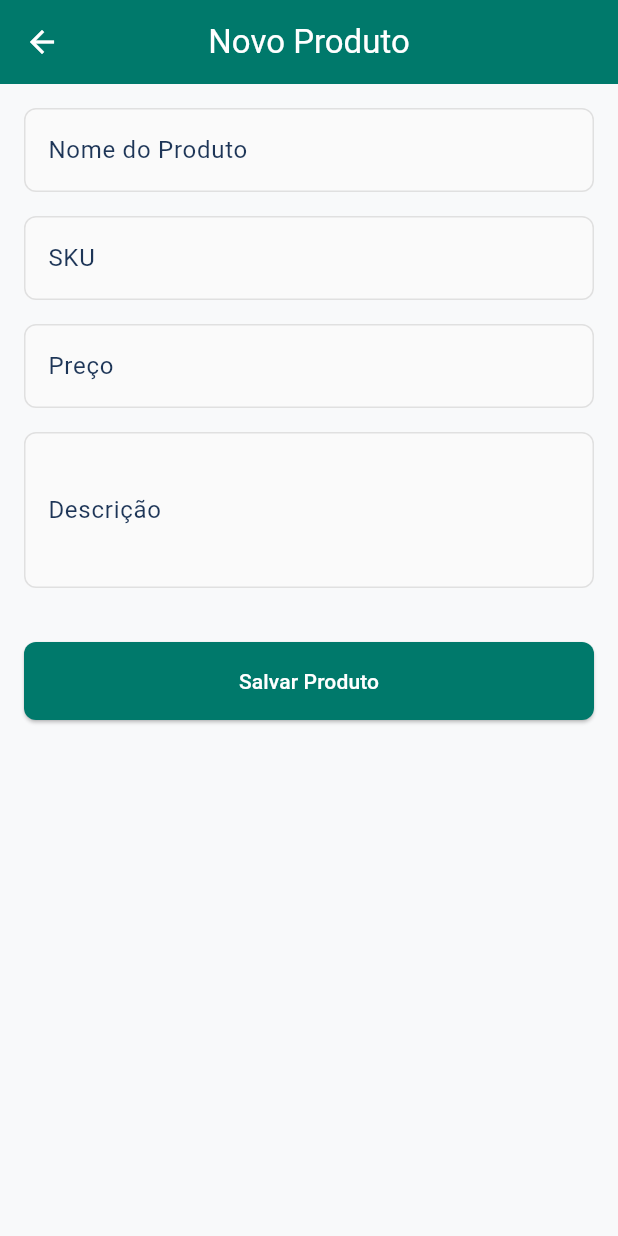
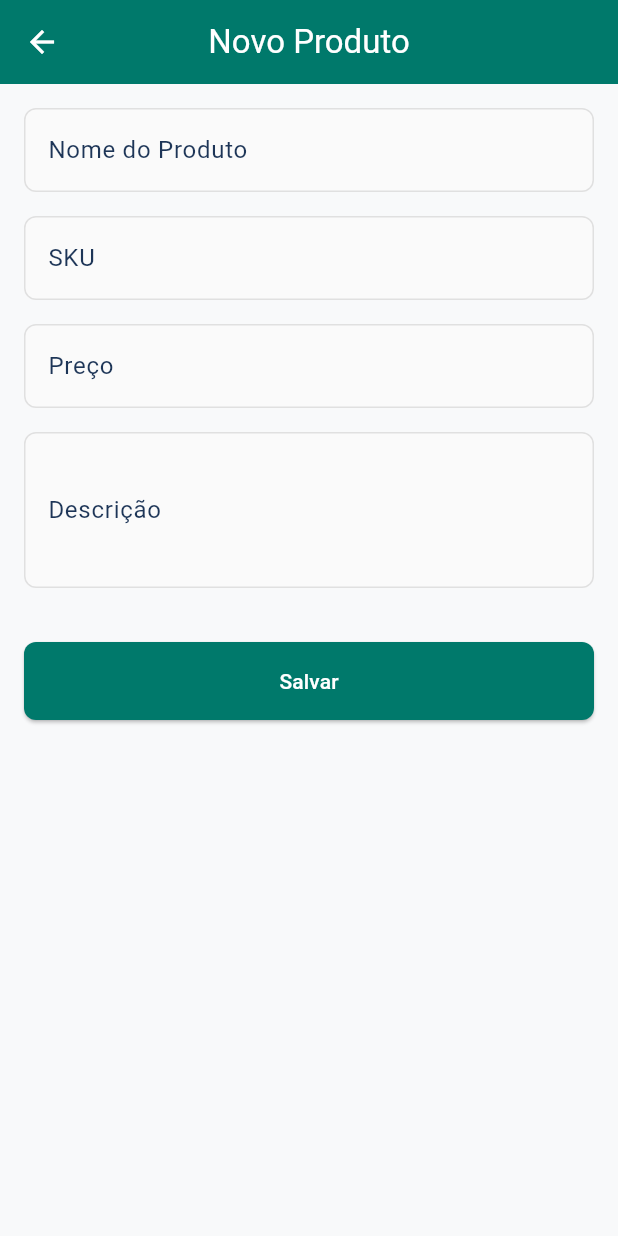
Before and after one commit to WesleyWaterkemper/estosimple-app, a Flutter app: the screen it shows after launch, after a tap on the "add" icon, on a phone screen of 412 x 824 dp. Run offline on Flutter 3.47's test engine with Material 3 defaults, Android fonts, the phone set to English and light mode, and no system bars; our stand-ins replace dio, go_router; network calls fail.

Commit message:
refactor: remove unused HomePage and Icon classes; update product form and list titles

```diff
--- a/estosimple_app/lib/ui/screens/home_page.dart
+++ /dev/null
@@ -1,3 +0,0 @@
-class HomePage {
-
-}
--- a/estosimple_app/lib/ui/screens/product_form.dart
+++ b/estosimple_app/lib/ui/screens/product_form.dart
@@ -5,7 +5,7 @@ import '../../providers/products_provider.dart';
 import '../widgets/custom_text_field.dart';
 
 class ProductForm extends StatefulWidget {
-  final Product? product; // Se for nulo, é CREATE. Se tiver dados, é UPDATE.
+  final Product? product;
 
   const ProductForm({super.key, this.product});
 
@@ -47,7 +47,6 @@ class _ProductFormState extends State<ProductForm> {
 
     final provider = context.read<ProductsProvider>();
 
-    // Monta o objeto Produto (usa ID 0 para novo, ou o ID existente para edição)
     final productData = Product(
       id: isEditing ? widget.product!.id : 0,
       name: _nameController.text,
@@ -71,7 +70,6 @@ class _ProductFormState extends State<ProductForm> {
 
   @override
   Widget build(BuildContext context) {
-    // Usamos o watch aqui apenas para ouvir o estado de loading e desativar o botão
     final isLoading = context.watch<ProductsProvider>().isLoading;
 
     return Scaffold(
@@ -116,7 +114,7 @@ class _ProductFormState extends State<ProductForm> {
               ),
               child: isLoading
                   ? const SizedBox(height: 20, width: 20, child: CircularProgressIndicator(strokeWidth: 2))
-                  : Text(isEditing ? 'Atualizar Produto' : 'Salvar Produto'),
+                  : Text(isEditing ? 'Atualizar' : 'Salvar'),
             ),
           ],
         ),
--- a/estosimple_app/lib/ui/screens/product_list.dart
+++ b/estosimple_app/lib/ui/screens/product_list.dart
@@ -45,7 +45,7 @@ class _ProductsListState extends State<ProductsList> {
   Widget build(BuildContext context) {
     return Scaffold(
       appBar: AppBar(
-        title: const Text('Estoque - Estopay'),
+        title: const Text('Estoque - Esto-Simple'),
         actions: [
           IconButton(
             icon: const Icon(Icons.refresh),
@@ -74,8 +74,7 @@ class _ProductsListState extends State<ProductsList> {
               return ProductCard(
                 product: product,
                 onEdit: () {
-                  // Abre a tela de formulário passando o produto (Modo Edição)
-                    context.push('/form', extra: product); // Passa o produto no 'extra'
+                    context.push('/form', extra: product);
                 },
                 onDelete: () => _confirmDelete(context, product.id),
               );
@@ -84,7 +83,7 @@ class _ProductsListState extends State<ProductsList> {
         },
       ),
       floatingActionButton: FloatingActionButton(
-        onPressed: () => context.push('/form'), // Vai para o formulário vazio
+        onPressed: () => context.push('/form'),
         child: const Icon(Icons.add),
       ),
     );
--- a/estosimple_app/lib/ui/widgets/icon.dart
+++ /dev/null
@@ -1,3 +0,0 @@
-class Icon {
-
-}
```
